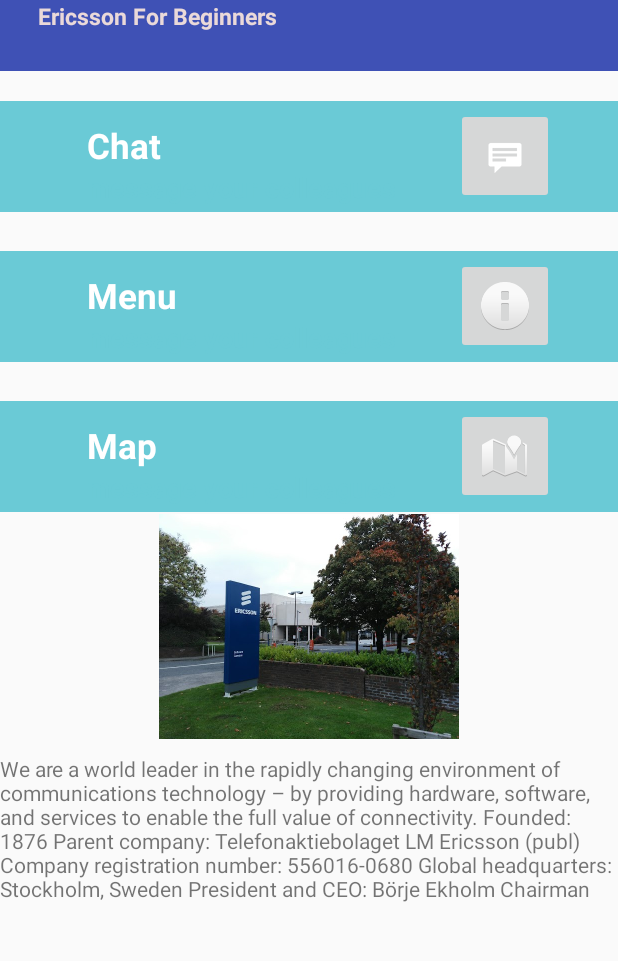
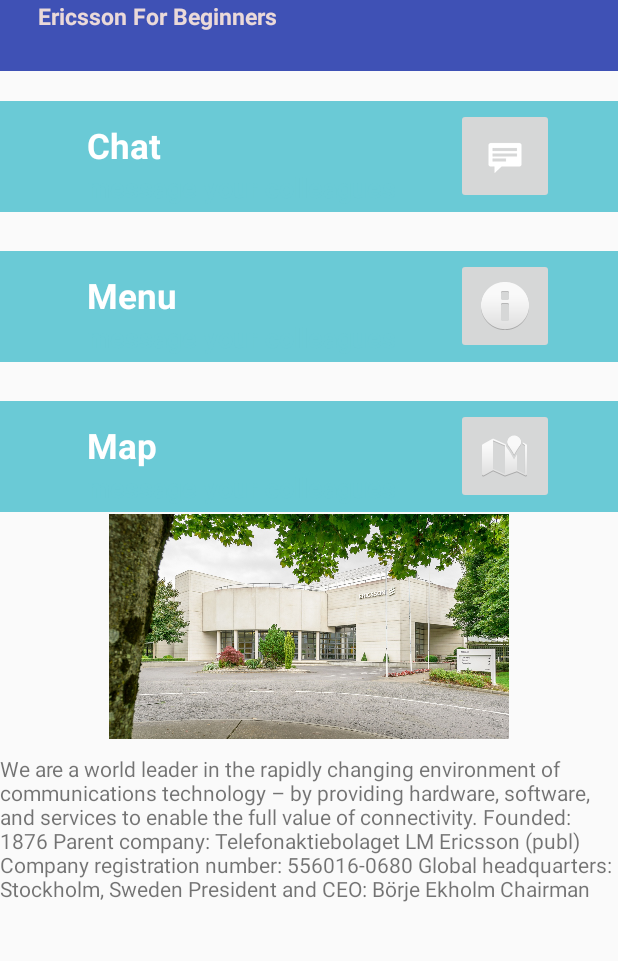
Before and after one commit to rachelr12343/Start-up, an Android app: the screen it shows after launch (MainActivity), on a phone screen of 412 x 824 dp, the part 133-1094 px from its top. Run offline under Robolectric (Android 15) with nearby library versions, the phone set to English and light mode, and no system bars.

Commit message:
picture changed

```diff
--- a/app/src/main/res/layout/activity_main.xml
+++ b/app/src/main/res/layout/activity_main.xml
@@ -206,7 +206,7 @@
         android:layout_width="900dp"
         android:layout_height="150dp"
         android:layout_marginTop="375dp"
-        android:src="@drawable/ericsson" />
+        android:src="@drawable/ericssonpic" />
 
     <TextView
         android:layout_width="1000dp"
```
Also changed, not shown: app/src/main/res/drawable/ericssonpic.jpg (added).
